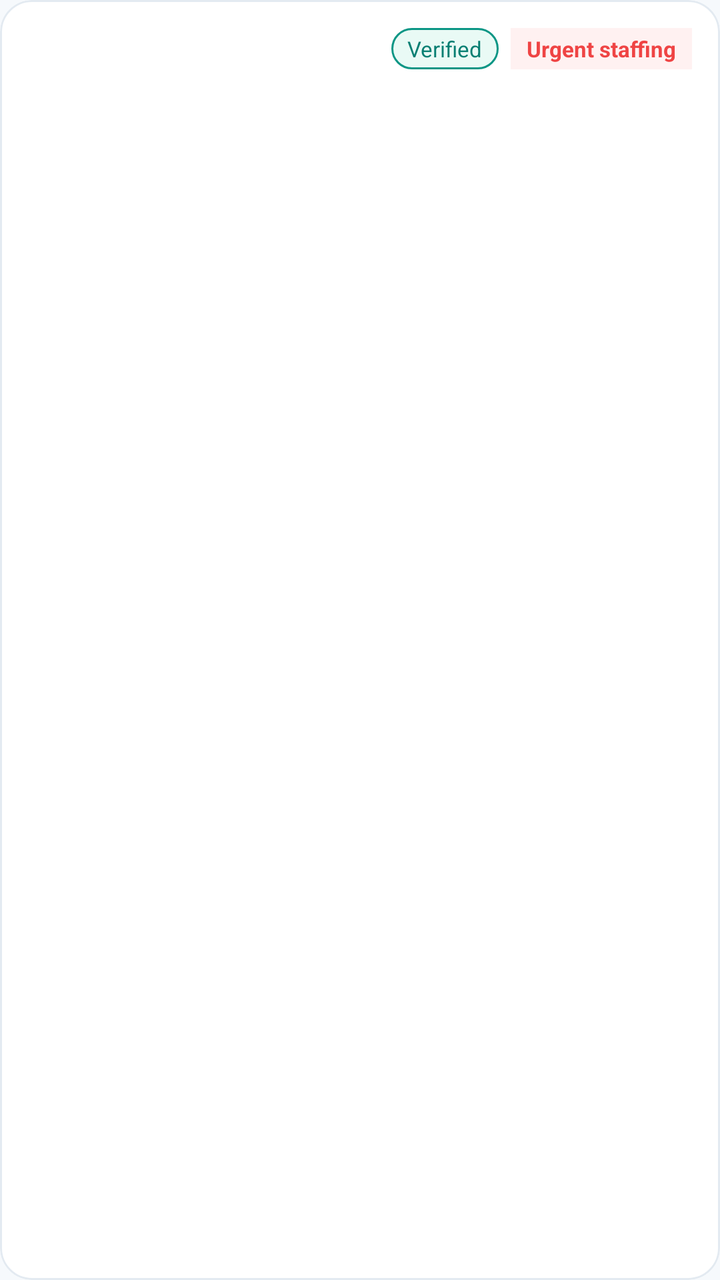
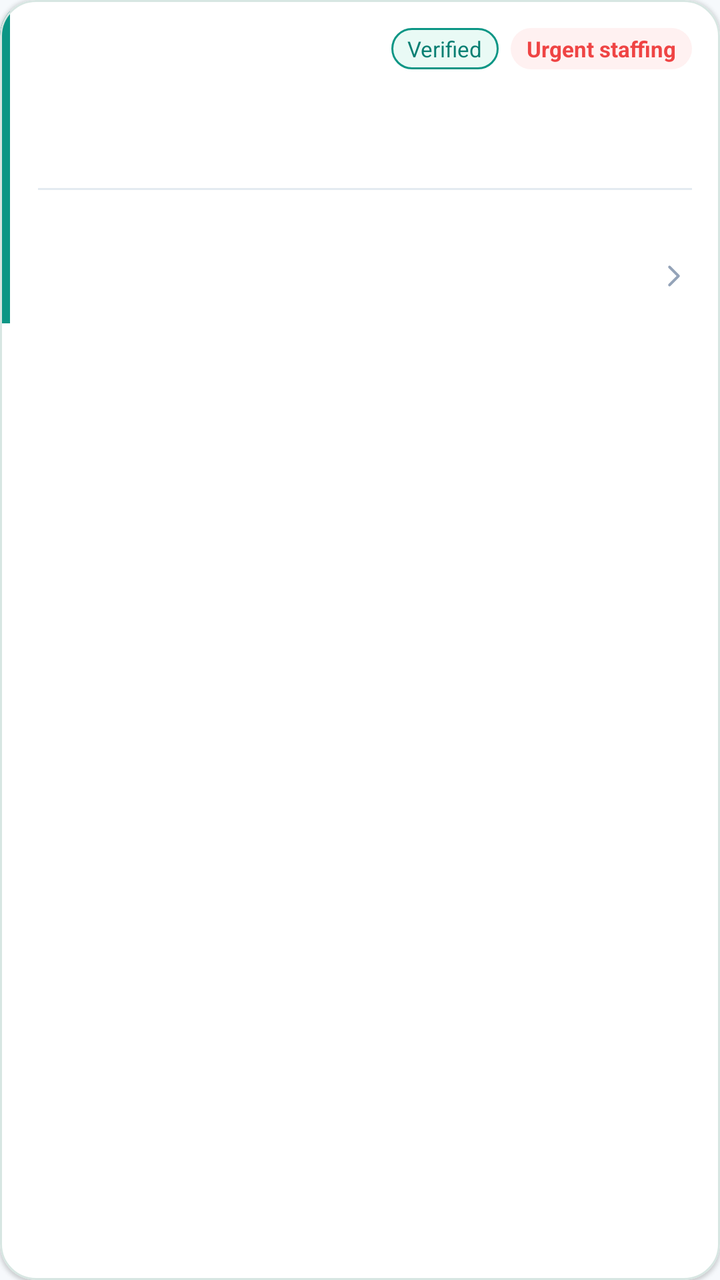

Two renders of the same Android screen: before a commit and after it. Below are the layout's source before the change and the commit's diff.
<!-- AndroidManifest.xml: application theme Theme.Shafi -->
<!-- res/layout/item_job.xml -->
<?xml version="1.0" encoding="utf-8"?>
<com.google.android.material.card.MaterialCardView xmlns:android="http://schemas.android.com/apk/res/android"
    xmlns:app="http://schemas.android.com/apk/res-auto"
    android:layout_width="match_parent"
    android:layout_height="wrap_content"
    android:layout_marginBottom="10dp"
    app:cardBackgroundColor="@color/white"
    app:cardCornerRadius="16dp"
    app:cardElevation="0dp"
    app:strokeColor="@color/line"
    app:strokeWidth="1dp">

    <LinearLayout
        android:layout_width="match_parent"
        android:layout_height="wrap_content"
        android:orientation="vertical"
        android:padding="14dp">

        <LinearLayout
            android:layout_width="match_parent"
            android:layout_height="wrap_content"
            android:gravity="center_vertical"
            android:orientation="horizontal">

            <TextView
                android:id="@+id/tv_hospital"
                android:layout_width="0dp"
                android:layout_height="wrap_content"
                android:layout_weight="1"
                android:textColor="@color/navy"
                android:textSize="14sp"
                android:textStyle="bold" />

            <TextView
                android:id="@+id/tv_verified"
                android:layout_width="wrap_content"
                android:layout_height="wrap_content"
                android:layout_marginEnd="6dp"
                android:background="@drawable/bg_pill_green"
                android:paddingStart="8dp"
                android:paddingTop="3dp"
                android:paddingEnd="8dp"
                android:paddingBottom="3dp"
                android:text="Verified"
                android:textColor="@color/emerald_deep"
                android:textSize="11sp" />

            <TextView
                android:id="@+id/tv_urgent"
                android:layout_width="wrap_content"
                android:layout_height="wrap_content"
                android:background="@color/sos_bg"
                android:paddingStart="8dp"
                android:paddingTop="3dp"
                android:paddingEnd="8dp"
                android:paddingBottom="3dp"
                android:text="Urgent staffing"
                android:textColor="@color/sos"
                android:textSize="11sp"
                android:textStyle="bold" />
        </LinearLayout>

        <TextView
            android:id="@+id/tv_title"
            android:layout_width="match_parent"
            android:layout_height="wrap_content"
            android:layout_marginTop="8dp"
            android:textColor="@color/navy"
            android:textSize="16sp"
            android:textStyle="bold" />

        <TextView
            android:id="@+id/tv_meta"
            android:layout_width="match_parent"
            android:layout_height="wrap_content"
            android:layout_marginTop="2dp"
            android:textColor="@color/muted"
            android:textSize="13sp" />

        <TextView
            android:id="@+id/tv_when"
            android:layout_width="match_parent"
            android:layout_height="wrap_content"
            android:layout_marginTop="8dp"
            android:textColor="@color/text_primary"
            android:textSize="13sp" />

        <LinearLayout
            android:layout_width="match_parent"
            android:layout_height="wrap_content"
            android:layout_marginTop="6dp"
            android:gravity="center_vertical"
            android:orientation="horizontal">

            <TextView
                android:id="@+id/tv_place"
                android:layout_width="0dp"
                android:layout_height="wrap_content"
                android:layout_weight="1"
                android:textColor="@color/muted"
                android:textSize="12sp" />

            <TextView
                android:id="@+id/tv_pay"
                android:layout_width="wrap_content"
                android:layout_height="wrap_content"
                android:textColor="@color/navy_action"
                android:textSize="14sp"
                android:textStyle="bold" />
        </LinearLayout>

        <LinearLayout
            android:id="@+id/detail_panel"
            android:layout_width="match_parent"
            android:layout_height="wrap_content"
            android:layout_marginTop="12dp"
            android:orientation="vertical"
            android:visibility="gone">

            <View
                android:layout_width="match_parent"
                android:layout_height="1dp"
                android:background="@color/line" />

            <TextView
                android:id="@+id/tv_detail"
                android:layout_width="match_parent"
                android:layout_height="wrap_content"
                android:layout_marginTop="12dp"
                android:background="@color/page"
                android:lineSpacingExtra="3dp"
                android:padding="12dp"
                android:textColor="@color/text_primary"
                android:textSize="13sp" />

            <TextView
                android:id="@+id/tv_detail_error"
                android:layout_width="match_parent"
                android:layout_height="wrap_content"
                android:layout_marginTop="8dp"
                android:textColor="@color/error"
                android:textSize="13sp"
                android:visibility="gone" />

            <com.example.shafi.ui.SkeletonView
                android:id="@+id/detail_progress"
                android:layout_width="match_parent"
                android:layout_height="wrap_content"
                android:layout_marginTop="10dp"
                android:visibility="gone" />

            <com.google.android.material.button.MaterialButton
                android:id="@+id/btn_apply"
                style="@style/Widget.Shafi.Button"
                android:layout_width="match_parent"
                android:layout_height="wrap_content"
                android:layout_marginTop="12dp"
                android:text="Apply now"
                android:visibility="gone" />
        </LinearLayout>
    </LinearLayout>
</com.google.android.material.card.MaterialCardView>
<!-- resources referenced by this layout -->
<resources>
  <color name="emerald_deep">#087F73</color>
  <color name="error">#F04444</color>
  <color name="line">#E3EAF1</color>
  <color name="muted">#65758B</color>
  <color name="navy">#14243A</color>
  <color name="navy_action">#243F91</color>
  <color name="page">#F6F9FC</color>
  <color name="sos">#EF4444</color>
  <color name="sos_bg">#FFF1F1</color>
  <color name="text_primary">#14243A</color>
  <color name="white">#FFFFFFFF</color>
  <!-- drawable bg_pill_green (drawable) -->
  <?xml version="1.0" encoding="utf-8"?>
  <shape xmlns:android="http://schemas.android.com/apk/res/android" android:shape="rectangle">
      <solid android:color="@color/theme_soft" />
      <stroke android:width="1dp" android:color="@color/theme_bright" />
      <corners android:radius="20dp" />
  </shape>
  <style name="Widget.Shafi.Button" parent="Widget.MaterialComponents.Button">
          <item name="cornerRadius">14dp</item>
          <item name="android:textAllCaps">false</item>
          <item name="android:fontFamily">sans-serif-medium</item>
          <item name="android:letterSpacing">0</item>
          <item name="android:textSize">15sp</item>
          <item name="android:minHeight">50dp</item>
          <item name="android:insetTop">0dp</item>
          <item name="android:insetBottom">0dp</item>
          <item name="android:textColor">@color/button_text</item>
          <item name="backgroundTint">@color/button_fill</item>
          <item name="rippleColor">#66FFFFFF</item>
          <item name="iconTint">@color/button_text</item>
      </style>
  <style name="Theme.Shafi" parent="Theme.MaterialComponents.Light.NoActionBar">
          <item name="colorPrimary">@color/theme</item>
          <item name="colorPrimaryVariant">@color/theme</item>
          <item name="colorOnPrimary">@color/white</item>
          <item name="colorSecondary">@color/theme</item>
          <item name="colorSecondaryVariant">@color/theme</item>
          <item name="colorOnSecondary">@color/white</item>
          <item name="android:statusBarColor">@color/white</item>
          <item name="android:navigationBarColor">@color/white</item>
          <item name="android:windowLightNavigationBar">true</item>
          <item name="android:windowBackground">@color/page</item>
          <item name="android:windowLightStatusBar">true</item>
          <item name="textInputStyle">@style/Widget.Shafi.TextInput</item>
          <item name="colorControlHighlight">#33243F91</item>
      </style>
  <color name="theme_soft">#E9FAF5</color>
  <color name="theme_bright">#0B9685</color>
  <color name="theme">#0B9685</color>
  <style name="Widget.Shafi.TextInput" parent="Widget.MaterialComponents.TextInputLayout.OutlinedBox">
          <item name="boxStrokeColor">@color/input_stroke</item>
          <item name="boxStrokeWidth">1.5dp</item>
          <item name="boxStrokeWidthFocused">2dp</item>
          <item name="boxCornerRadiusTopStart">12dp</item>
          <item name="boxCornerRadiusTopEnd">12dp</item>
          <item name="boxCornerRadiusBottomStart">12dp</item>
          <item name="boxCornerRadiusBottomEnd">12dp</item>
          <item name="hintTextColor">@color/input_hint</item>
          <item name="android:textColorHint">@color/text_muted</item>
          <item name="boxBackgroundColor">@color/white</item>
          <item name="errorTextColor">@color/error</item>
          <item name="boxStrokeErrorColor">@color/error</item>
          <item name="endIconTint">@color/text_secondary</item>
          <item name="hintTextAppearance">@style/Text.Shafi.FieldHint</item>
      </style>
  <color name="text_muted">#94A3B8</color>
  <color name="text_secondary">#65758B</color>
  <style name="Text.Shafi.FieldHint" parent="TextAppearance.MaterialComponents.Caption">
          <item name="android:textSize">13sp</item>
          <item name="android:fontFamily">sans-serif-medium</item>
      </style>
</resources>

<!-- the commit's change to res/layout/item_job.xml (unified diff, before → after) -->
@@ -5,14 +5,28 @@
     android:layout_height="wrap_content"
     android:layout_marginBottom="10dp"
     app:cardBackgroundColor="@color/white"
-    app:cardCornerRadius="16dp"
-    app:cardElevation="0dp"
-    app:strokeColor="@color/line"
+    android:clickable="true"
+    android:focusable="true"
+    android:foreground="?attr/selectableItemBackground"
+    app:cardCornerRadius="18dp"
+    app:cardElevation="1dp"
+    app:strokeColor="#D7E6E2"
     app:strokeWidth="1dp">
 
     <LinearLayout
         android:layout_width="match_parent"
         android:layout_height="wrap_content"
+        android:orientation="horizontal">
+
+        <View
+            android:layout_width="5dp"
+            android:layout_height="match_parent"
+            android:background="@color/emerald" />
+
+    <LinearLayout
+        android:layout_width="0dp"
+        android:layout_height="wrap_content"
+        android:layout_weight="1"
         android:orientation="vertical"
         android:padding="14dp">
 
@@ -49,7 +63,7 @@
                 android:id="@+id/tv_urgent"
                 android:layout_width="wrap_content"
                 android:layout_height="wrap_content"
-                android:background="@color/sos_bg"
+                android:background="@drawable/bg_pill_urgent"
                 android:paddingStart="8dp"
                 android:paddingTop="3dp"
                 android:paddingEnd="8dp"
@@ -77,11 +91,17 @@
             android:textColor="@color/muted"
             android:textSize="13sp" />
 
+        <View
+            android:layout_width="match_parent"
+            android:layout_height="1dp"
+            android:layout_marginTop="10dp"
+            android:background="#E3EAF1" />
+
         <TextView
             android:id="@+id/tv_when"
             android:layout_width="match_parent"
             android:layout_height="wrap_content"
-            android:layout_marginTop="8dp"
+            android:layout_marginTop="10dp"
             android:textColor="@color/text_primary"
             android:textSize="13sp" />
 
@@ -104,59 +124,17 @@
                 android:id="@+id/tv_pay"
                 android:layout_width="wrap_content"
                 android:layout_height="wrap_content"
-                android:textColor="@color/navy_action"
+                android:textColor="@color/emerald_deep"
                 android:textSize="14sp"
                 android:textStyle="bold" />
-        </LinearLayout>
 
-        <LinearLayout
-            android:id="@+id/detail_panel"
-            android:layout_width="match_parent"
-            android:layout_height="wrap_content"
-            android:layout_marginTop="12dp"
-            android:orientation="vertical"
-            android:visibility="gone">
-
-            <View
-                android:layout_width="match_parent"
-                android:layout_height="1dp"
-                android:background="@color/line" />
-
-            <TextView
-                android:id="@+id/tv_detail"
-                android:layout_width="match_parent"
-                android:layout_height="wrap_content"
-                android:layout_marginTop="12dp"
-                android:background="@color/page"
-                android:lineSpacingExtra="3dp"
-                android:padding="12dp"
-                android:textColor="@color/text_primary"
-                android:textSize="13sp" />
-
-            <TextView
-                android:id="@+id/tv_detail_error"
-                android:layout_width="match_parent"
-                android:layout_height="wrap_content"
-                android:layout_marginTop="8dp"
-                android:textColor="@color/error"
-                android:textSize="13sp"
-                android:visibility="gone" />
-
-            <com.example.shafi.ui.SkeletonView
-                android:id="@+id/detail_progress"
-                android:layout_width="match_parent"
-                android:layout_height="wrap_content"
-                android:layout_marginTop="10dp"
-                android:visibility="gone" />
-
-            <com.google.android.material.button.MaterialButton
-                android:id="@+id/btn_apply"
-                style="@style/Widget.Shafi.Button"
-                android:layout_width="match_parent"
-                android:layout_height="wrap_content"
-                android:layout_marginTop="12dp"
-                android:text="Apply now"
-                android:visibility="gone" />
+            <ImageView
+                android:layout_width="18dp"
+                android:layout_height="18dp"
+                android:layout_marginStart="4dp"
+                android:contentDescription="Open details"
+                android:src="@drawable/ic_chevron_right" />
         </LinearLayout>
     </LinearLayout>
+    </LinearLayout>
 </com.google.android.material.card.MaterialCardView>
<!-- resource entries referenced after the edit -->
@@ -1,11 +1,10 @@
 <!-- resources referenced by this layout -->
 <resources>
+  <color name="emerald">#0B9685</color>
   <color name="emerald_deep">#087F73</color>
   <color name="error">#F04444</color>
-  <color name="line">#E3EAF1</color>
   <color name="muted">#65758B</color>
   <color name="navy">#14243A</color>
-  <color name="navy_action">#243F91</color>
   <color name="page">#F6F9FC</color>
   <color name="sos">#EF4444</color>
   <color name="sos_bg">#FFF1F1</color>
@@ -18,20 +17,27 @@
       <stroke android:width="1dp" android:color="@color/theme_bright" />
       <corners android:radius="20dp" />
   </shape>
-  <style name="Widget.Shafi.Button" parent="Widget.MaterialComponents.Button">
-          <item name="cornerRadius">14dp</item>
-          <item name="android:textAllCaps">false</item>
-          <item name="android:fontFamily">sans-serif-medium</item>
-          <item name="android:letterSpacing">0</item>
-          <item name="android:textSize">15sp</item>
-          <item name="android:minHeight">50dp</item>
-          <item name="android:insetTop">0dp</item>
-          <item name="android:insetBottom">0dp</item>
-          <item name="android:textColor">@color/button_text</item>
-          <item name="backgroundTint">@color/button_fill</item>
-          <item name="rippleColor">#66FFFFFF</item>
-          <item name="iconTint">@color/button_text</item>
-      </style>
+  <!-- drawable bg_pill_urgent (drawable) -->
+  <?xml version="1.0" encoding="utf-8"?>
+  <shape xmlns:android="http://schemas.android.com/apk/res/android" android:shape="rectangle">
+      <solid android:color="@color/sos_bg" />
+      <corners android:radius="20dp" />
+  </shape>
+  <!-- drawable ic_chevron_right (drawable) -->
+  <?xml version="1.0" encoding="utf-8"?>
+  <vector xmlns:android="http://schemas.android.com/apk/res/android"
+      android:width="24dp"
+      android:height="24dp"
+      android:viewportWidth="24"
+      android:viewportHeight="24">
+      <path
+          android:fillColor="#00000000"
+          android:pathData="M9,6 L15,12 L9,18"
+          android:strokeColor="#94A3B8"
+          android:strokeLineCap="round"
+          android:strokeLineJoin="round"
+          android:strokeWidth="1.8" />
+  </vector>
   <style name="Theme.Shafi" parent="Theme.MaterialComponents.Light.NoActionBar">
           <item name="colorPrimary">@color/theme</item>
           <item name="colorPrimaryVariant">@color/theme</item>
